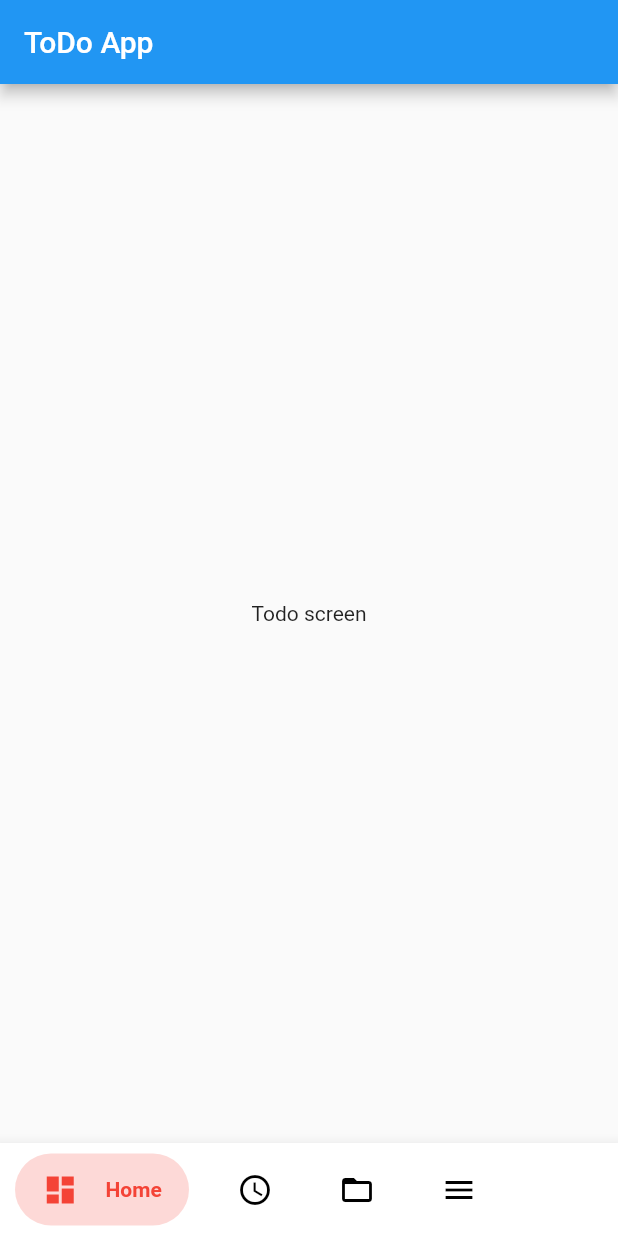
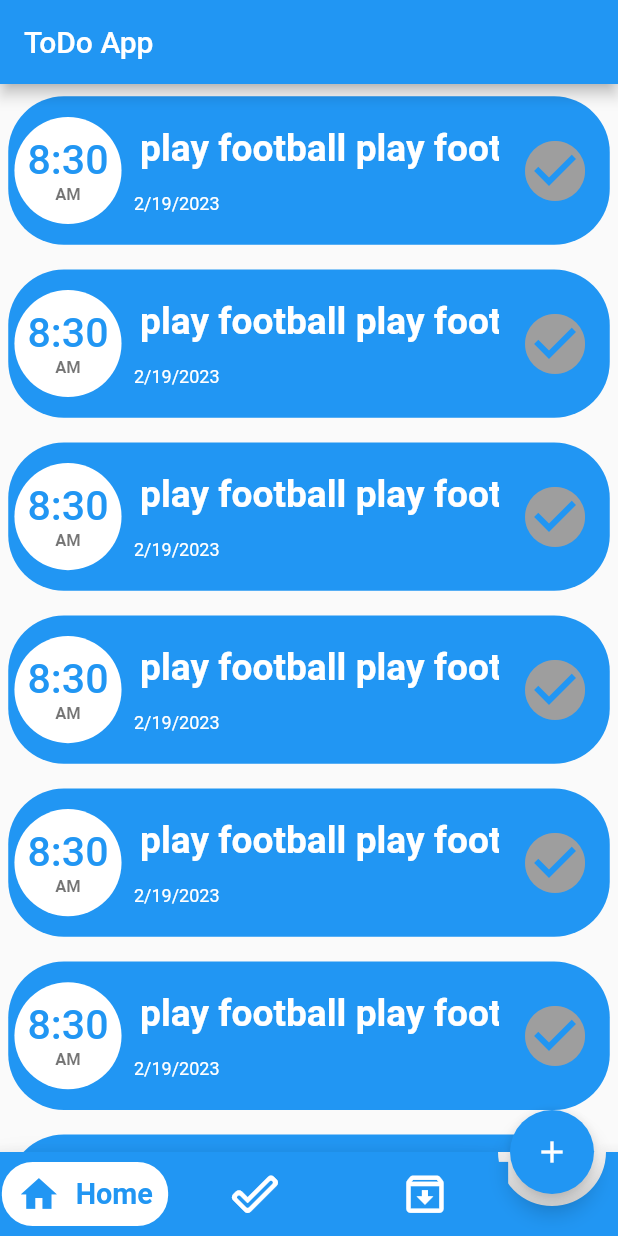
Before and after one commit to tarekelsawy/todo_app_getx_hive, a Flutter app: the screen it shows after launch, on a phone screen of 412 x 824 dp. Run offline on Flutter 3.47's test engine with Material 2 defaults, Android fonts, the phone set to English and light mode, and no system bars; drawn by our look-alikes of animated_bottom_navigation_bar, bubble_bottom_bar; our stand-ins replace equatable, get, hive, hive_flutter, sizer; accounts and stored records are empty.

Commit message:
build item ui&home_controller&and some project basics

```diff
--- /dev/null
+++ b/lib/controllers/Home_controller.dart
@@ -0,0 +1,59 @@
+import 'package:flutter/material.dart';
+import 'package:get/get.dart';
+import 'package:hive/hive.dart';
+import 'package:todo_getx_hive/models/task.dart';
+import 'package:todo_getx_hive/utils/constants.dart';
+import 'package:todo_getx_hive/views/screens/tasks/archied_screen.dart';
+import 'package:todo_getx_hive/views/screens/tasks/done_screen.dart';
+import 'package:todo_getx_hive/views/screens/tasks/todo_screen.dart';
+
+import '../views/widgets/shared_widget.dart';
+
+class HomeController extends GetxController {
+  List<Task> todoTasks = [];
+  List<Task> doneTasks = [];
+  List<Task> archivedTasks = [];
+  late Box box;
+
+  // tasks
+  int currentIndex = 0;
+  List<Widget> screens = [
+    const ToDoScreen(),
+    const DoneScreen(),
+    const ArchivedScreen(),
+  ];
+
+
+
+
+
+  @override
+  void onInit() {
+    super.onInit();
+    // getAllTasks();
+  }
+
+  void getAllTasks() {
+    openBox();
+  }
+
+  Future<void> openBox() async {
+    try {
+      box = Hive.box(AppConstants.tasksBoxName);
+    } catch (e) {
+      box = await Hive.openBox(AppConstants.tasksBoxName);
+    }
+  }
+
+  //on navigation button click
+  void onTap(int index) {
+    currentIndex = index;
+    update();
+  }
+
+  //tab builder
+  Widget tabBuilder(int index , bool isActive){
+    return BottomNavigationBarTabBuildr(isActive: isActive,index: index);
+  }
+  Widget get currentScreen => screens[currentIndex];
+}
--- a/lib/controllers/content_control.dart
+++ /dev/null
@@ -1,57 +0,0 @@
-
-import 'package:bubble_bottom_bar/bubble_bottom_bar.dart';
-import 'package:flutter/material.dart';
-import 'package:get/get.dart';
-import 'package:hive/hive.dart';
-import 'package:todo_getx_hive/models/task.dart';
-import 'package:todo_getx_hive/utils/constants.dart';
-import 'package:todo_getx_hive/views/screens/tasks/archied_screen.dart';
-import 'package:todo_getx_hive/views/screens/tasks/done_screen.dart';
-import 'package:todo_getx_hive/views/screens/tasks/todo_screen.dart';
-
-class HomeController extends GetxController{
-  List<Task> todoTasks = [];
-  List<Task> doneTasks = [];
-  List<Task> archivedTasks = [];
-  late Box box;
-
-  // tasks
-  int currentIndex=0;
-  List<Widget> screens = [
-    const ToDoScreen(),
-    const DoneScreen(),
-    const ArchivedScreen(),
-  ];
-  List<BubbleBottomBarItem> items = const [
-    BubbleBottomBarItem(backgroundColor: Colors.red, icon: Icon(Icons.dashboard, color: Colors.black,), activeIcon: Icon(Icons.dashboard, color: Colors.red,), title: Text("Home")),
-    BubbleBottomBarItem(backgroundColor: Colors.deepPurple, icon: Icon(Icons.access_time, color: Colors.black,), activeIcon: Icon(Icons.access_time, color: Colors.deepPurple,), title: Text("Logs")),
-    BubbleBottomBarItem(backgroundColor: Colors.indigo, icon: Icon(Icons.folder_open, color: Colors.black,), activeIcon: Icon(Icons.folder_open, color: Colors.indigo,), title: Text("Folders")),
-    BubbleBottomBarItem(backgroundColor: Colors.green, icon: Icon(Icons.menu, color: Colors.black,), activeIcon: Icon(Icons.menu, color: Colors.green,), title: Text("Menu"))
-  ];
-
-  @override
-  void onInit(){
-    super.onInit();
-    // getAllTasks();
-  }
-
-  void getAllTasks() {
-    openBox();
-  }
-
-  Future<void> openBox()  async {
-    try{
-      box =  Hive.box(AppConstants.tasksBoxName);
-    }catch (e){
-      box = await Hive.openBox(AppConstants.tasksBoxName);
-    }
-  }
-
-  //on navigation button click
-  void onTap(int index){
-    currentIndex = index;
-    update();
-  }
-
-  Widget get currentScreen => screens[currentIndex];
-}
--- a/lib/initial_bindings.dart
+++ b/lib/initial_bindings.dart
@@ -1,5 +1,5 @@
 import 'package:get/get.dart';
-import 'package:todo_getx_hive/controllers/content_control.dart';
+import 'package:todo_getx_hive/controllers/Home_controller.dart';
 
 class InitialBindings extends Bindings{
   @override
--- a/lib/main.dart
+++ b/lib/main.dart
@@ -1,6 +1,8 @@
 import 'package:flutter/material.dart';
 import 'package:get/get.dart';
 import 'package:hive_flutter/adapters.dart';
+import 'package:sizer/sizer.dart';
+import 'package:todo_getx_hive/initial_bindings.dart';
 import 'package:todo_getx_hive/views/routes/app_pages.dart';
 
 import 'views/routes/app_routes.dart';
@@ -12,11 +14,14 @@ void main() {
 class MyApp extends StatelessWidget{
   @override
   Widget build(BuildContext context) {
-    return GetMaterialApp(
-      debugShowCheckedModeBanner: false,
-      getPages: AppPages.pages,
-      initialRoute: Routes.home,
-    );
+    return Sizer(builder: (context, orientation, deviceType) {
+      return GetMaterialApp(
+        debugShowCheckedModeBanner: false,
+        getPages: AppPages.pages,
+        initialRoute: Routes.home,
+        initialBinding: InitialBindings(),
+      );
+    },);
   }
 
 }
--- /dev/null
+++ b/lib/utils/colors.dart
@@ -0,0 +1,8 @@
+
+import 'package:flutter/material.dart';
+
+class AppColors{
+  static const Color primaryColor =Colors.blue;
+  static const Color whiteColor = Colors.white;
+  static const Color greyColor = Colors.grey;
+}
--- a/lib/utils/constants.dart
+++ b/lib/utils/constants.dart
@@ -1,3 +1,16 @@
+import 'package:flutter/material.dart';
+
 class AppConstants{
   static const tasksBoxName = 'allTasks';
+  static const List<IconData> icons = [
+    Icons.home,
+    Icons.done_outline_rounded,
+    Icons.archive_outlined,
+  ];
+
+  static const List<String> taskStatusName = [
+    'Home',
+    'Done',
+    'Archived',
+  ];
 }
--- a/lib/views/screens/home/home.dart
+++ b/lib/views/screens/home/home.dart
@@ -1,7 +1,9 @@
-import 'package:bubble_bottom_bar/bubble_bottom_bar.dart';
+import 'package:animated_bottom_navigation_bar/animated_bottom_navigation_bar.dart';
 import 'package:flutter/material.dart';
 import 'package:get/get.dart';
-import 'package:todo_getx_hive/controllers/content_control.dart';
+import 'package:sizer/sizer.dart';
+import 'package:todo_getx_hive/controllers/Home_controller.dart';
+import 'package:todo_getx_hive/utils/colors.dart';
 
 class HomeScreen extends StatelessWidget {
   const HomeScreen({Key? key}) : super(key: key);
@@ -13,20 +15,31 @@ class HomeScreen extends StatelessWidget {
       appBar: AppBar(
         title: const Text('ToDo App'),
       ),
-      body: controller.currentScreen,
-      bottomNavigationBar: BubbleBottomBar(
-        opacity: .2,
-        currentIndex: controller.currentIndex,
-        onTap: (int? index) {
-          controller.onTap(index ?? 0);
+      body: GetBuilder<HomeController>(builder: (controller) =>controller.currentScreen,),
+      floatingActionButton: FloatingActionButton(onPressed: (){
+
+      },
+      child: const Icon(Icons.add),
+      ),
+      floatingActionButtonLocation: FloatingActionButtonLocation.endDocked,
+      bottomNavigationBar: GetBuilder<HomeController>(
+        builder: (controller) {
+          return AnimatedBottomNavigationBar.builder(
+            backgroundColor: AppColors.primaryColor,
+            itemCount: controller.screens.length,
+            tabBuilder: (int index , bool isActive){
+              return controller.tabBuilder(index, isActive);
+            },
+            activeIndex: controller.currentIndex,
+            gapLocation: GapLocation.end,
+            notchSmoothness: NotchSmoothness.defaultEdge,
+            onTap: (int index){
+              print('onTap');
+              controller.onTap(index);
+            },
+            //other params
+          );
         },
-        borderRadius: const BorderRadius.vertical(top: Radius.circular(16)),
-        elevation: 8,
-        fabLocation: BubbleBottomBarFabLocation.end, //new
-        hasNotch: true, //new
-        hasInk: true, //new, gives a cute ink effect
-        inkColor: Colors.black12, //optional, uses theme color if not specified
-        items: controller.items,
       ),
     );
   }
--- a/lib/views/screens/tasks/todo_screen.dart
+++ b/lib/views/screens/tasks/todo_screen.dart
@@ -1,10 +1,17 @@
 import 'package:flutter/material.dart';
+import 'package:todo_getx_hive/views/widgets/shared_widget.dart';
 
 class ToDoScreen extends StatelessWidget {
   const ToDoScreen({Key? key}) : super(key: key);
 
   @override
   Widget build(BuildContext context) {
-    return  const Center(child:Text('Todo screen'),);
+
+    return ListView.builder(
+      itemCount: 8,
+      itemBuilder: (context, index) {
+        return const TaskItem();
+      },
+    );
   }
 }
--- /dev/null
+++ b/lib/views/widgets/shared_widget.dart
@@ -0,0 +1,104 @@
+import 'package:flutter/material.dart';
+import 'package:sizer/sizer.dart';
+import 'package:todo_getx_hive/utils/colors.dart';
+import 'package:todo_getx_hive/utils/constants.dart';
+
+class BottomNavigationBarTabBuildr extends StatelessWidget {
+  final bool isActive;
+  final int index;
+  const BottomNavigationBarTabBuildr({Key? key, required this.isActive, required this.index}) : super(key: key);
+  @override
+  Widget build(BuildContext context) {
+    return Container(
+      margin:  EdgeInsets.symmetric(vertical: .8.h,horizontal: .3.w),
+      decoration: BoxDecoration(
+        color: isActive?Colors.white:AppColors.primaryColor,
+        borderRadius: isActive? BorderRadius.circular(15.sp):null,
+      ),
+      child: Row(
+        mainAxisAlignment: MainAxisAlignment.spaceEvenly,
+        children: [
+          Icon(AppConstants.icons[index],size:isActive? 21.sp:24.sp,color:isActive?AppColors.primaryColor: Colors.white,),
+          if(isActive)
+            Text(AppConstants.taskStatusName[index],style: Theme.of(context).textTheme.bodyLarge!.copyWith(fontWeight: FontWeight.bold,color: AppColors.primaryColor,fontSize: 14.sp ),),
+        ],
+      ),
+    );
+  }
+}
+
+class TaskItem extends StatelessWidget {
+  const TaskItem({Key? key}) : super(key: key);
+
+  @override
+  Widget build(BuildContext context) {
+    return Container(
+      height: 12.h,
+      margin: EdgeInsets.symmetric(horizontal: 4.sp, vertical: 1.h),
+      padding: EdgeInsets.symmetric(horizontal: 1.w, vertical: 0.5.h),
+
+      decoration: BoxDecoration(
+        color: AppColors.primaryColor,
+        borderRadius: BorderRadius.circular(27.sp),
+      ),
+      child: Row(
+        children: [
+          CircleAvatar(
+            backgroundColor: AppColors.whiteColor,
+            radius: 26.sp,
+            child: Column(
+              mainAxisAlignment: MainAxisAlignment.center,
+              children: [
+                Text(
+                  '8:30',
+                  style: Theme.of(context).textTheme.bodyLarge!.copyWith(
+                    fontSize: 20.sp,
+                    color: AppColors.primaryColor,
+                  ),
+                ),
+                Text(
+                  'AM',
+                  style: Theme.of(context).textTheme.bodySmall!.copyWith(
+                    fontSize: 8.sp,
+                    fontWeight: FontWeight.bold,
+                  ),
+                ),
+              ],
+            ),
+          ),
+          SizedBox(width: 2.w,),
+          Column(
+            mainAxisAlignment: MainAxisAlignment.spaceEvenly,
+            crossAxisAlignment: CrossAxisAlignment.start,
+            children: [
+              Container(
+                width: 60.w,
+                padding: EdgeInsets.symmetric(horizontal: 1.w),
+                child: SingleChildScrollView(
+                  scrollDirection: Axis.horizontal,
+                  child: Text(
+                    'play football play football play football',
+                    style: Theme.of(context).textTheme.bodyLarge!.copyWith(
+                        fontSize: 18.sp,
+                        fontWeight: FontWeight.bold,
+                        color: AppColors.whiteColor
+                    ),
+                    overflow: TextOverflow.fade,
+                    softWrap: false,
+                  ),
+                ),
+              ),
+              Text('2/19/2023',style: Theme.of(context).textTheme.bodySmall!.copyWith(color: AppColors.whiteColor),)
+            ],
+          ),
+          const Spacer(),
+          InkWell(
+              onTap: (){
+              },
+              child: Icon(Icons.check_circle,size: 35.sp,color: AppColors.greyColor,)),
+          SizedBox(width: 2.w,),
+        ],
+      ),
+    );
+  }
+}
--- a/pubspec.yaml
+++ b/pubspec.yaml
@@ -40,11 +40,13 @@ dependencies:
   hive: ^2.2.3
   sizer: ^2.0.15
   equatable: ^2.0.5
-  bubble_bottom_bar: ^2.0.0
+  animated_bottom_navigation_bar: ^1.1.0+1
 
 dev_dependencies:
   flutter_test:
     sdk: flutter
+  hive_generator: ^2.0.0
+  build_runner: ^2.3.3
 
   # The "flutter_lints" package below contains a set of recommended lints to
   # encourage good coding practices. The lint set provided by the package is
```
Also changed, not shown: pubspec.lock.
